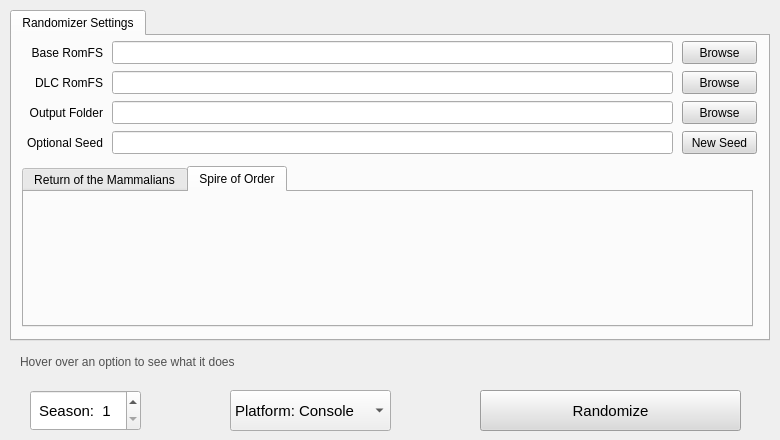
Qt form RandomizerUI/UI/ui_form.ui (Owen-Splat/Splatoon-3-Randomizer) before a commit.
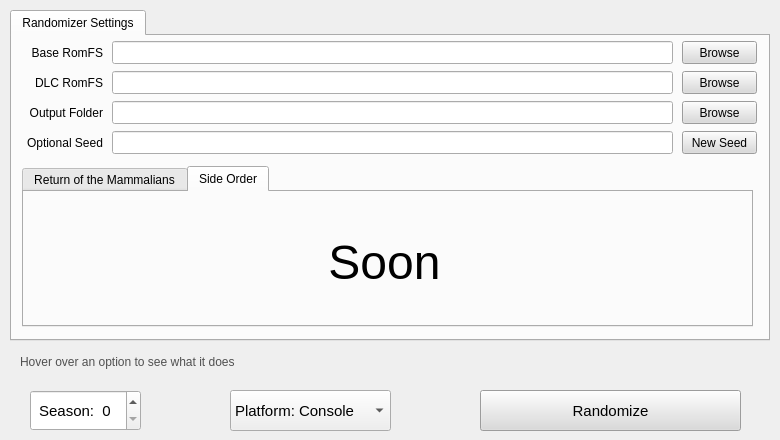
The same form after that commit. The open tabs and pages were chosen to show the change.

The edit to the form file:
```diff
--- a/RandomizerUI/UI/ui_form.ui
+++ b/RandomizerUI/UI/ui_form.ui
@@ -534,8 +534,29 @@
       </widget>
       <widget class="QWidget" name="tab_3">
        <attribute name="title">
-        <string>Spire of Order</string>
+        <string>Side Order</string>
        </attribute>
+       <widget class="QLabel" name="label_5">
+        <property name="geometry">
+         <rect>
+          <x>10</x>
+          <y>20</y>
+          <width>701</width>
+          <height>101</height>
+         </rect>
+        </property>
+        <property name="font">
+         <font>
+          <pointsize>36</pointsize>
+         </font>
+        </property>
+        <property name="text">
+         <string>Soon</string>
+        </property>
+        <property name="alignment">
+         <set>Qt::AlignCenter</set>
+        </property>
+       </widget>
       </widget>
      </widget>
      <widget class="QLabel" name="label_2">
@@ -707,10 +728,13 @@
      <string> Season:  </string>
     </property>
     <property name="minimum">
-     <number>1</number>
+     <number>0</number>
     </property>
     <property name="maximum">
-     <number>7</number>
+     <number>8</number>
+    </property>
+    <property name="value">
+     <number>0</number>
     </property>
    </widget>
    <widget class="QComboBox" name="platformComboBox">
```
